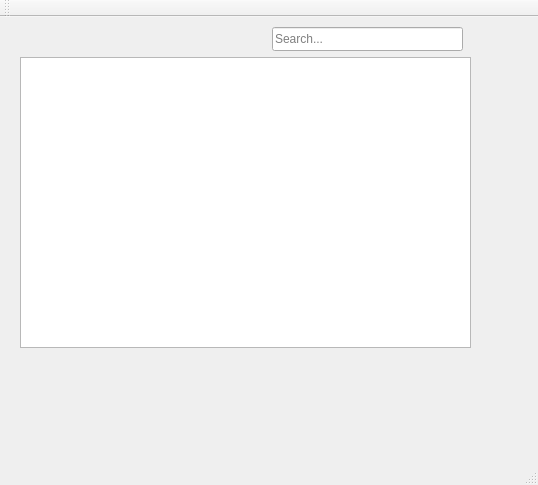
Qt form mainwindow.ui (hermanno16/vika3) before a commit.
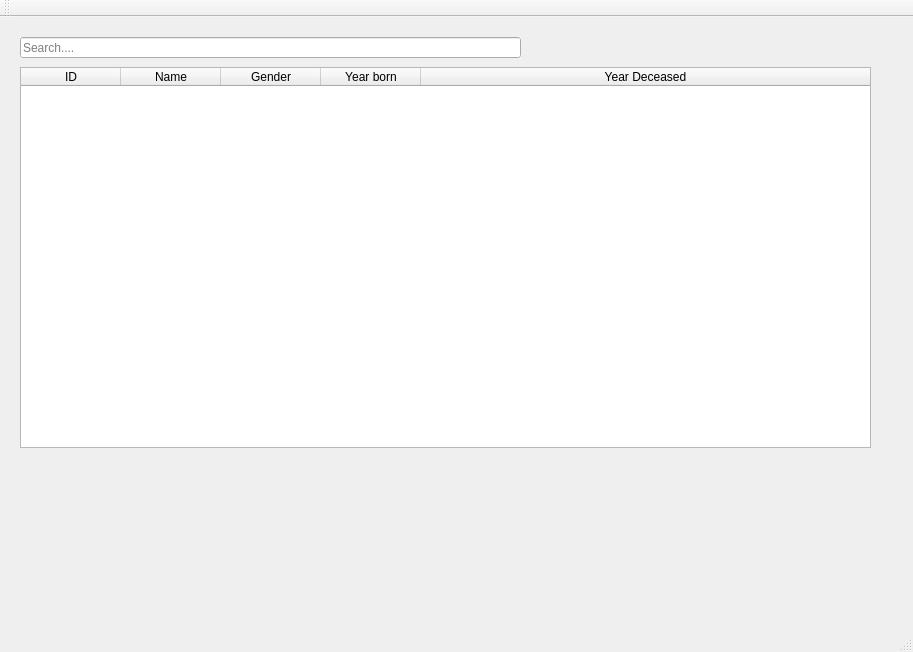
The same form after that commit.

```diff
--- a/mainwindow.ui
+++ b/mainwindow.ui
@@ -6,45 +6,122 @@
    <rect>
     <x>0</x>
     <y>0</y>
-    <width>538</width>
-    <height>485</height>
+    <width>913</width>
+    <height>652</height>
    </rect>
   </property>
   <property name="windowTitle">
    <string>MainWindow</string>
   </property>
   <widget class="QWidget" name="centralWidget">
-   <widget class="QListWidget" name="list_scientists">
-    <property name="geometry">
-     <rect>
-      <x>20</x>
-      <y>40</y>
-      <width>451</width>
-      <height>291</height>
-     </rect>
-    </property>
-    <property name="autoFillBackground">
-     <bool>false</bool>
-    </property>
-    <property name="dragEnabled">
-     <bool>false</bool>
-    </property>
-    <property name="uniformItemSizes">
-     <bool>false</bool>
-    </property>
-   </widget>
    <widget class="QLineEdit" name="search_box">
     <property name="geometry">
      <rect>
-      <x>272</x>
-      <y>10</y>
-      <width>191</width>
-      <height>24</height>
+      <x>20</x>
+      <y>20</y>
+      <width>501</width>
+      <height>21</height>
      </rect>
     </property>
+    <property name="mouseTracking">
+     <bool>true</bool>
+    </property>
+    <property name="layoutDirection">
+     <enum>Qt::LeftToRight</enum>
+    </property>
+    <property name="autoFillBackground">
+     <bool>true</bool>
+    </property>
+    <property name="alignment">
+     <set>Qt::AlignLeading|Qt::AlignLeft|Qt::AlignVCenter</set>
+    </property>
     <property name="placeholderText">
-     <string>Search...</string>
+     <string>Search....</string>
     </property>
+    <property name="cursorMoveStyle">
+     <enum>Qt::LogicalMoveStyle</enum>
+    </property>
+    <property name="clearButtonEnabled">
+     <bool>true</bool>
+    </property>
+   </widget>
+   <widget class="QPushButton" name="pushButton_add_new_scientist">
+    <property name="geometry">
+     <rect>
+      <x>20</x>
+      <y>350</y>
+      <width>91</width>
+      <height>31</height>
+     </rect>
+    </property>
+    <property name="text">
+     <string>Add new</string>
+    </property>
+   </widget>
+   <widget class="QTableWidget" name="scientist_table">
+    <property name="geometry">
+     <rect>
+      <x>20</x>
+      <y>50</y>
+      <width>851</width>
+      <height>381</height>
+     </rect>
+    </property>
+    <property name="editTriggers">
+     <set>QAbstractItemView::NoEditTriggers</set>
+    </property>
+    <property name="selectionBehavior">
+     <enum>QAbstractItemView::SelectRows</enum>
+    </property>
+    <property name="sortingEnabled">
+     <bool>true</bool>
+    </property>
+    <attribute name="horizontalHeaderCascadingSectionResizes">
+     <bool>false</bool>
+    </attribute>
+    <attribute name="horizontalHeaderHighlightSections">
+     <bool>true</bool>
+    </attribute>
+    <attribute name="horizontalHeaderShowSortIndicator" stdset="0">
+     <bool>true</bool>
+    </attribute>
+    <attribute name="horizontalHeaderStretchLastSection">
+     <bool>true</bool>
+    </attribute>
+    <attribute name="verticalHeaderVisible">
+     <bool>false</bool>
+    </attribute>
+    <attribute name="verticalHeaderDefaultSectionSize">
+     <number>42</number>
+    </attribute>
+    <attribute name="verticalHeaderStretchLastSection">
+     <bool>false</bool>
+    </attribute>
+    <column>
+     <property name="text">
+      <string>ID</string>
+     </property>
+    </column>
+    <column>
+     <property name="text">
+      <string>Name</string>
+     </property>
+    </column>
+    <column>
+     <property name="text">
+      <string>Gender</string>
+     </property>
+    </column>
+    <column>
+     <property name="text">
+      <string>Year born</string>
+     </property>
+    </column>
+    <column>
+     <property name="text">
+      <string>Year Deceased</string>
+     </property>
+    </column>
    </widget>
   </widget>
   <widget class="QToolBar" name="mainToolBar">
```
